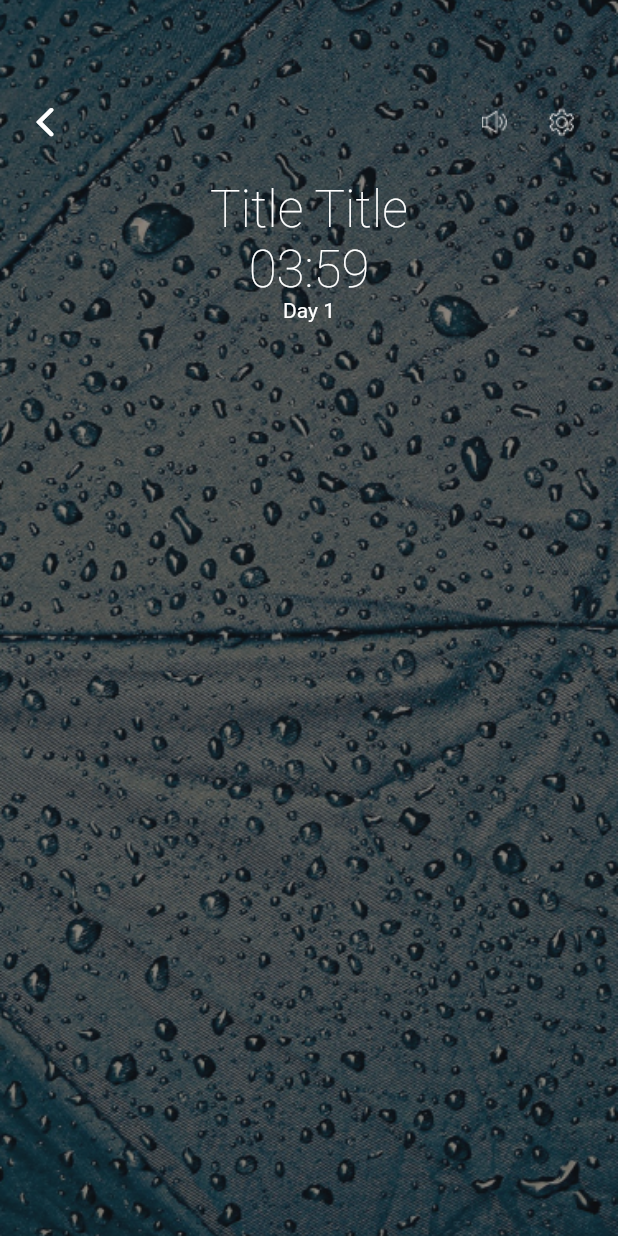
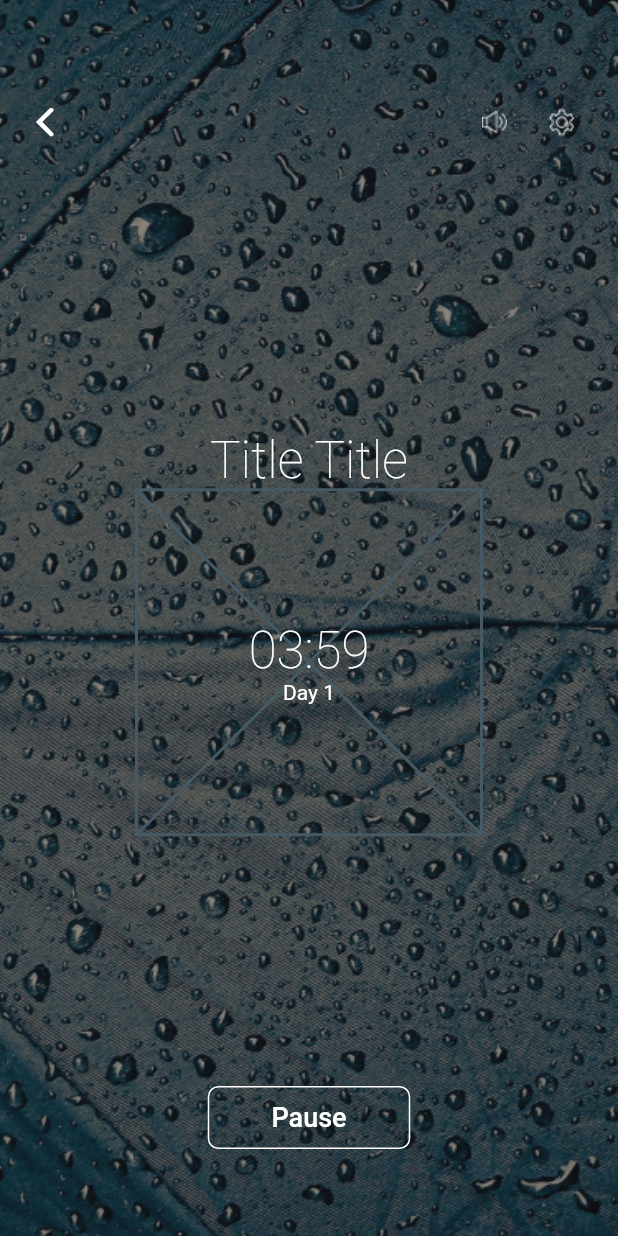
Before and after one commit to CoMatu/meditation_app, a Flutter app: the PlayerPage screen opened directly, on a phone screen of 412 x 824 dp. Run offline on Flutter 3.47's test engine with Material 2 defaults, Android fonts, the phone set to English and light mode, and no system bars.

Commit message:
template in progress

```diff
--- a/lib/presentation/pages/player_page.dart
+++ b/lib/presentation/pages/player_page.dart
@@ -22,6 +22,9 @@ class PlayerPage extends StatelessWidget {
                     fit: BoxFit.cover),
               ),
             ),
+            Column(
+              mainAxisAlignment: MainAxisAlignment.spaceBetween,
+              children: <Widget>[
                 Column(
                   children: <Widget>[
                     Container(height: 44.0),
@@ -60,8 +63,9 @@ class PlayerPage extends StatelessWidget {
                         ],
                       ),
                     ),
-                Center(
-                  child: Column(
+                  ],
+                ),
+                Column(
                   children: <Widget>[
                     Text(
                       'Title Title',
@@ -76,8 +80,14 @@ class PlayerPage extends StatelessWidget {
                       child: Center(
                         child: Stack(
                           children: <Widget>[
+                            Placeholder(),
                             //TODO сделать индикатор времени
                             Column(
+                              crossAxisAlignment: CrossAxisAlignment.center,
+                              mainAxisAlignment: MainAxisAlignment.center,
+                              children: <Widget>[
+                                Row(
+                                  mainAxisAlignment: MainAxisAlignment.center,
                                   children: <Widget>[
                                     Text(
                                       '03:59',
@@ -85,6 +95,8 @@ class PlayerPage extends StatelessWidget {
                                           fontSize: 34.0,
                                           color: Colors.white,
                                           fontWeight: FontWeight.w200),
+                                    ),
+                                  ],
                                 ),
                                 Text(
                                   'Day 1',
@@ -98,6 +110,35 @@ class PlayerPage extends StatelessWidget {
                     ),
                   ],
                 ),
+                Column(
+                  children: <Widget>[
+                    Row(
+                      mainAxisAlignment: MainAxisAlignment.center,
+                      children: <Widget>[
+                        Container(
+                          width: 135.0,
+                          height: 42.0,
+                          child: OutlineButton(
+                            onPressed: () {},
+                            child: Text(
+                              'Pause',
+                              style: TextStyle(
+                                color: Colors.white,
+                                fontSize: 18.0,
+                              ),
+                            ),
+                            shape: new RoundedRectangleBorder(
+                              borderRadius: new BorderRadius.circular(7.0),
+                            ),
+                            borderSide: BorderSide(color: Colors.white),
+                          ),
+                        ),
+                      ],
+                    ),
+                    Container(
+                      height: 58.0,
+                    ),
+                  ],
                 ),
               ],
             ),
```
Lines whose indentation alone changed are shown as unchanged.
